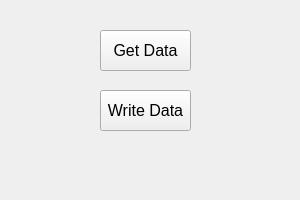
The window that widget.ui (knordine11/steveExample) describes before a commit, drawn with Qt 5.
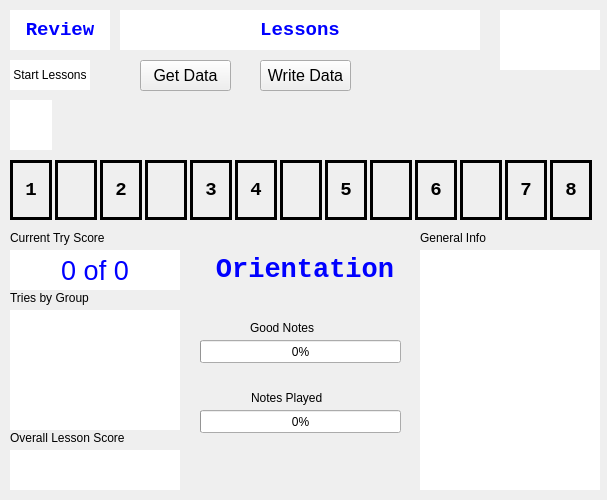
The same window after the commit.

```diff
--- a/widget.ui
+++ b/widget.ui
@@ -6,8 +6,8 @@
    <rect>
     <x>0</x>
     <y>0</y>
-    <width>300</width>
-    <height>200</height>
+    <width>607</width>
+    <height>500</height>
    </rect>
   </property>
   <property name="windowTitle">
@@ -16,10 +16,10 @@
   <widget class="QPushButton" name="btnInput">
    <property name="geometry">
     <rect>
-     <x>100</x>
-     <y>30</y>
+     <x>140</x>
+     <y>60</y>
      <width>91</width>
-     <height>41</height>
+     <height>31</height>
     </rect>
    </property>
    <property name="font">
@@ -34,10 +34,10 @@
   <widget class="QPushButton" name="btnOutput">
    <property name="geometry">
     <rect>
-     <x>100</x>
-     <y>90</y>
+     <x>260</x>
+     <y>60</y>
      <width>91</width>
-     <height>41</height>
+     <height>31</height>
     </rect>
    </property>
    <property name="font">
@@ -49,6 +49,683 @@
     <string>Write Data</string>
    </property>
   </widget>
+  <widget class="QLabel" name="lb_tuner">
+   <property name="geometry">
+    <rect>
+     <x>500</x>
+     <y>10</y>
+     <width>100</width>
+     <height>60</height>
+    </rect>
+   </property>
+   <property name="styleSheet">
+    <string notr="true">background:white;</string>
+   </property>
+   <property name="text">
+    <string/>
+   </property>
+   <property name="alignment">
+    <set>Qt::AlignmentFlag::AlignCenter</set>
+   </property>
+  </widget>
+  <widget class="QPushButton" name="btnStart">
+   <property name="geometry">
+    <rect>
+     <x>10</x>
+     <y>60</y>
+     <width>80</width>
+     <height>30</height>
+    </rect>
+   </property>
+   <property name="styleSheet">
+    <string notr="true">border: raised;
+border-width:2px;
+background:white;</string>
+   </property>
+   <property name="text">
+    <string>Start Lessons</string>
+   </property>
+  </widget>
+  <widget class="QLabel" name="lb_title">
+   <property name="geometry">
+    <rect>
+     <x>120</x>
+     <y>10</y>
+     <width>360</width>
+     <height>40</height>
+    </rect>
+   </property>
+   <property name="font">
+    <font>
+     <family>Courier New</family>
+     <pointsize>14</pointsize>
+     <bold>true</bold>
+    </font>
+   </property>
+   <property name="styleSheet">
+    <string notr="true">background:white;
+color: blue;</string>
+   </property>
+   <property name="text">
+    <string>Lessons</string>
+   </property>
+   <property name="alignment">
+    <set>Qt::AlignmentFlag::AlignCenter</set>
+   </property>
+  </widget>
+  <widget class="QLabel" name="lb_review">
+   <property name="geometry">
+    <rect>
+     <x>10</x>
+     <y>10</y>
+     <width>100</width>
+     <height>40</height>
+    </rect>
+   </property>
+   <property name="font">
+    <font>
+     <family>Courier New</family>
+     <pointsize>14</pointsize>
+     <bold>true</bold>
+    </font>
+   </property>
+   <property name="styleSheet">
+    <string notr="true">background:white;
+color: blue;</string>
+   </property>
+   <property name="text">
+    <string>Review</string>
+   </property>
+   <property name="alignment">
+    <set>Qt::AlignmentFlag::AlignCenter</set>
+   </property>
+  </widget>
+  <widget class="QLabel" name="note8">
+   <property name="geometry">
+    <rect>
+     <x>550</x>
+     <y>160</y>
+     <width>42</width>
+     <height>60</height>
+    </rect>
+   </property>
+   <property name="font">
+    <font>
+     <family>Courier New</family>
+     <pointsize>14</pointsize>
+     <bold>true</bold>
+    </font>
+   </property>
+   <property name="styleSheet">
+    <string notr="true">Border-Style: solid;
+Border-width: 3px;
+background: &quot;white&quot;;</string>
+   </property>
+   <property name="text">
+    <string>8</string>
+   </property>
+   <property name="alignment">
+    <set>Qt::AlignmentFlag::AlignCenter</set>
+   </property>
+  </widget>
+  <widget class="QLabel" name="note4s">
+   <property name="geometry">
+    <rect>
+     <x>280</x>
+     <y>160</y>
+     <width>42</width>
+     <height>60</height>
+    </rect>
+   </property>
+   <property name="font">
+    <font>
+     <family>Courier New</family>
+     <pointsize>14</pointsize>
+     <bold>true</bold>
+    </font>
+   </property>
+   <property name="styleSheet">
+    <string notr="true">Border-Style: solid;
+Border-width: 3px;
+background: &quot;white&quot;;</string>
+   </property>
+   <property name="text">
+    <string/>
+   </property>
+   <property name="alignment">
+    <set>Qt::AlignmentFlag::AlignCenter</set>
+   </property>
+  </widget>
+  <widget class="QLabel" name="note2s">
+   <property name="geometry">
+    <rect>
+     <x>145</x>
+     <y>160</y>
+     <width>42</width>
+     <height>60</height>
+    </rect>
+   </property>
+   <property name="font">
+    <font>
+     <family>Courier New</family>
+     <pointsize>14</pointsize>
+     <bold>true</bold>
+    </font>
+   </property>
+   <property name="styleSheet">
+    <string notr="true">Border-Style: solid;
+Border-width: 3px;
+background: &quot;white&quot;;</string>
+   </property>
+   <property name="text">
+    <string/>
+   </property>
+   <property name="alignment">
+    <set>Qt::AlignmentFlag::AlignCenter</set>
+   </property>
+  </widget>
+  <widget class="QLabel" name="note2">
+   <property name="geometry">
+    <rect>
+     <x>100</x>
+     <y>160</y>
+     <width>42</width>
+     <height>60</height>
+    </rect>
+   </property>
+   <property name="font">
+    <font>
+     <family>Courier New</family>
+     <pointsize>14</pointsize>
+     <bold>true</bold>
+    </font>
+   </property>
+   <property name="styleSheet">
+    <string notr="true">Border-Style: solid;
+Border-width: 3px;
+background: &quot;white&quot;;</string>
+   </property>
+   <property name="text">
+    <string>2</string>
+   </property>
+   <property name="alignment">
+    <set>Qt::AlignmentFlag::AlignCenter</set>
+   </property>
+  </widget>
+  <widget class="QLabel" name="note1s">
+   <property name="geometry">
+    <rect>
+     <x>55</x>
+     <y>160</y>
+     <width>42</width>
+     <height>60</height>
+    </rect>
+   </property>
+   <property name="font">
+    <font>
+     <family>Courier New</family>
+     <pointsize>14</pointsize>
+     <bold>true</bold>
+    </font>
+   </property>
+   <property name="styleSheet">
+    <string notr="true">Border-Style: solid;
+Border-width: 3px;
+background: &quot;white&quot;;</string>
+   </property>
+   <property name="text">
+    <string/>
+   </property>
+   <property name="alignment">
+    <set>Qt::AlignmentFlag::AlignCenter</set>
+   </property>
+  </widget>
+  <widget class="QLabel" name="note6s">
+   <property name="geometry">
+    <rect>
+     <x>460</x>
+     <y>160</y>
+     <width>42</width>
+     <height>60</height>
+    </rect>
+   </property>
+   <property name="font">
+    <font>
+     <family>Courier New</family>
+     <pointsize>14</pointsize>
+     <bold>true</bold>
+    </font>
+   </property>
+   <property name="styleSheet">
+    <string notr="true">Border-Style: solid;
+Border-width: 3px;
+background: &quot;white&quot;;</string>
+   </property>
+   <property name="text">
+    <string/>
+   </property>
+   <property name="alignment">
+    <set>Qt::AlignmentFlag::AlignCenter</set>
+   </property>
+  </widget>
+  <widget class="QLabel" name="note3">
+   <property name="geometry">
+    <rect>
+     <x>190</x>
+     <y>160</y>
+     <width>42</width>
+     <height>60</height>
+    </rect>
+   </property>
+   <property name="font">
+    <font>
+     <family>Courier New</family>
+     <pointsize>14</pointsize>
+     <bold>true</bold>
+    </font>
+   </property>
+   <property name="styleSheet">
+    <string notr="true">Border-Style: solid;
+Border-width: 3px;
+background: &quot;white&quot;;</string>
+   </property>
+   <property name="text">
+    <string>3</string>
+   </property>
+   <property name="alignment">
+    <set>Qt::AlignmentFlag::AlignCenter</set>
+   </property>
+  </widget>
+  <widget class="QLabel" name="lb_arrow">
+   <property name="geometry">
+    <rect>
+     <x>10</x>
+     <y>100</y>
+     <width>42</width>
+     <height>50</height>
+    </rect>
+   </property>
+   <property name="styleSheet">
+    <string notr="true">background: white;</string>
+   </property>
+   <property name="text">
+    <string/>
+   </property>
+   <property name="alignment">
+    <set>Qt::AlignmentFlag::AlignCenter</set>
+   </property>
+  </widget>
+  <widget class="QLabel" name="note5">
+   <property name="geometry">
+    <rect>
+     <x>325</x>
+     <y>160</y>
+     <width>42</width>
+     <height>60</height>
+    </rect>
+   </property>
+   <property name="font">
+    <font>
+     <family>Courier New</family>
+     <pointsize>14</pointsize>
+     <bold>true</bold>
+    </font>
+   </property>
+   <property name="styleSheet">
+    <string notr="true">Border-Style: solid;
+Border-width: 3px;
+background: &quot;white&quot;;</string>
+   </property>
+   <property name="text">
+    <string>5</string>
+   </property>
+   <property name="alignment">
+    <set>Qt::AlignmentFlag::AlignCenter</set>
+   </property>
+  </widget>
+  <widget class="QLabel" name="note5s">
+   <property name="geometry">
+    <rect>
+     <x>370</x>
+     <y>160</y>
+     <width>42</width>
+     <height>60</height>
+    </rect>
+   </property>
+   <property name="font">
+    <font>
+     <family>Courier New</family>
+     <pointsize>14</pointsize>
+     <bold>true</bold>
+    </font>
+   </property>
+   <property name="styleSheet">
+    <string notr="true">Border-Style: solid;
+Border-width: 3px;
+background: &quot;white&quot;;</string>
+   </property>
+   <property name="text">
+    <string/>
+   </property>
+   <property name="alignment">
+    <set>Qt::AlignmentFlag::AlignCenter</set>
+   </property>
+  </widget>
+  <widget class="QLabel" name="note4">
+   <property name="geometry">
+    <rect>
+     <x>235</x>
+     <y>160</y>
+     <width>42</width>
+     <height>60</height>
+    </rect>
+   </property>
+   <property name="font">
+    <font>
+     <family>Courier New</family>
+     <pointsize>14</pointsize>
+     <bold>true</bold>
+    </font>
+   </property>
+   <property name="styleSheet">
+    <string notr="true">Border-Style: solid;
+Border-width: 3px;
+background: &quot;white&quot;;</string>
+   </property>
+   <property name="text">
+    <string>4</string>
+   </property>
+   <property name="alignment">
+    <set>Qt::AlignmentFlag::AlignCenter</set>
+   </property>
+  </widget>
+  <widget class="QLabel" name="note6">
+   <property name="geometry">
+    <rect>
+     <x>415</x>
+     <y>160</y>
+     <width>42</width>
+     <height>60</height>
+    </rect>
+   </property>
+   <property name="font">
+    <font>
+     <family>Courier New</family>
+     <pointsize>14</pointsize>
+     <bold>true</bold>
+    </font>
+   </property>
+   <property name="styleSheet">
+    <string notr="true">Border-Style: solid;
+Border-width: 3px;
+background: &quot;white&quot;;</string>
+   </property>
+   <property name="text">
+    <string>6</string>
+   </property>
+   <property name="alignment">
+    <set>Qt::AlignmentFlag::AlignCenter</set>
+   </property>
+  </widget>
+  <widget class="QLabel" name="note1">
+   <property name="geometry">
+    <rect>
+     <x>10</x>
+     <y>160</y>
+     <width>42</width>
+     <height>60</height>
+    </rect>
+   </property>
+   <property name="font">
+    <font>
+     <family>Courier New</family>
+     <pointsize>14</pointsize>
+     <bold>true</bold>
+    </font>
+   </property>
+   <property name="styleSheet">
+    <string notr="true">Border-Style: solid;
+Border-width: 3px;
+background: &quot;white&quot;;</string>
+   </property>
+   <property name="text">
+    <string>1</string>
+   </property>
+   <property name="alignment">
+    <set>Qt::AlignmentFlag::AlignCenter</set>
+   </property>
+  </widget>
+  <widget class="QLabel" name="note7">
+   <property name="geometry">
+    <rect>
+     <x>505</x>
+     <y>160</y>
+     <width>42</width>
+     <height>60</height>
+    </rect>
+   </property>
+   <property name="font">
+    <font>
+     <family>Courier New</family>
+     <pointsize>14</pointsize>
+     <bold>true</bold>
+    </font>
+   </property>
+   <property name="styleSheet">
+    <string notr="true">Border-Style: solid;
+Border-width: 3px;
+background: &quot;white&quot;;</string>
+   </property>
+   <property name="text">
+    <string>7</string>
+   </property>
+   <property name="alignment">
+    <set>Qt::AlignmentFlag::AlignCenter</set>
+   </property>
+  </widget>
+  <widget class="QLabel" name="label_3">
+   <property name="geometry">
+    <rect>
+     <x>10</x>
+     <y>290</y>
+     <width>150</width>
+     <height>16</height>
+    </rect>
+   </property>
+   <property name="text">
+    <string>Tries by Group</string>
+   </property>
+  </widget>
+  <widget class="QLabel" name="label_5">
+   <property name="geometry">
+    <rect>
+     <x>420</x>
+     <y>230</y>
+     <width>150</width>
+     <height>16</height>
+    </rect>
+   </property>
+   <property name="text">
+    <string>General Info</string>
+   </property>
+  </widget>
+  <widget class="QLabel" name="lb_curr_activity">
+   <property name="geometry">
+    <rect>
+     <x>200</x>
+     <y>250</y>
+     <width>210</width>
+     <height>40</height>
+    </rect>
+   </property>
+   <property name="font">
+    <font>
+     <family>Courier New</family>
+     <pointsize>20</pointsize>
+     <bold>true</bold>
+    </font>
+   </property>
+   <property name="styleSheet">
+    <string notr="true">color: blue;</string>
+   </property>
+   <property name="text">
+    <string>Orientation</string>
+   </property>
+   <property name="alignment">
+    <set>Qt::AlignmentFlag::AlignCenter</set>
+   </property>
+  </widget>
+  <widget class="QLabel" name="lb_score">
+   <property name="geometry">
+    <rect>
+     <x>10</x>
+     <y>250</y>
+     <width>170</width>
+     <height>40</height>
+    </rect>
+   </property>
+   <property name="font">
+    <font>
+     <pointsize>20</pointsize>
+    </font>
+   </property>
+   <property name="styleSheet">
+    <string notr="true">background: white;
+color: blue;</string>
+   </property>
+   <property name="text">
+    <string>0 of 0</string>
+   </property>
+   <property name="alignment">
+    <set>Qt::AlignmentFlag::AlignCenter</set>
+   </property>
+  </widget>
+  <widget class="QProgressBar" name="progressBar_2">
+   <property name="geometry">
+    <rect>
+     <x>200</x>
+     <y>410</y>
+     <width>201</width>
+     <height>23</height>
+    </rect>
+   </property>
+   <property name="value">
+    <number>0</number>
+   </property>
+  </widget>
+  <widget class="QLabel" name="label">
+   <property name="geometry">
+    <rect>
+     <x>10</x>
+     <y>310</y>
+     <width>170</width>
+     <height>120</height>
+    </rect>
+   </property>
+   <property name="styleSheet">
+    <string notr="true">background: white;</string>
+   </property>
+   <property name="text">
+    <string/>
+   </property>
+  </widget>
+  <widget class="QLabel" name="label_2">
+   <property name="geometry">
+    <rect>
+     <x>10</x>
+     <y>230</y>
+     <width>150</width>
+     <height>16</height>
+    </rect>
+   </property>
+   <property name="text">
+    <string>Current Try Score</string>
+   </property>
+  </widget>
+  <widget class="QLabel" name="label_6">
+   <property name="geometry">
+    <rect>
+     <x>250</x>
+     <y>320</y>
+     <width>150</width>
+     <height>16</height>
+    </rect>
+   </property>
+   <property name="text">
+    <string>Good Notes</string>
+   </property>
+  </widget>
+  <widget class="QProgressBar" name="progressBar">
+   <property name="geometry">
+    <rect>
+     <x>200</x>
+     <y>340</y>
+     <width>201</width>
+     <height>23</height>
+    </rect>
+   </property>
+   <property name="value">
+    <number>0</number>
+   </property>
+  </widget>
+  <widget class="QLabel" name="label_7">
+   <property name="geometry">
+    <rect>
+     <x>251</x>
+     <y>390</y>
+     <width>150</width>
+     <height>16</height>
+    </rect>
+   </property>
+   <property name="text">
+    <string>Notes Played</string>
+   </property>
+  </widget>
+  <widget class="QLabel" name="lb_info">
+   <property name="geometry">
+    <rect>
+     <x>420</x>
+     <y>250</y>
+     <width>180</width>
+     <height>240</height>
+    </rect>
+   </property>
+   <property name="styleSheet">
+    <string notr="true">background: white;</string>
+   </property>
+   <property name="text">
+    <string/>
+   </property>
+  </widget>
+  <widget class="QLabel" name="label_4">
+   <property name="geometry">
+    <rect>
+     <x>10</x>
+     <y>430</y>
+     <width>150</width>
+     <height>16</height>
+    </rect>
+   </property>
+   <property name="text">
+    <string>Overall Lesson Score</string>
+   </property>
+  </widget>
+  <widget class="QLabel" name="lb_score_2">
+   <property name="geometry">
+    <rect>
+     <x>10</x>
+     <y>450</y>
+     <width>170</width>
+     <height>40</height>
+    </rect>
+   </property>
+   <property name="styleSheet">
+    <string notr="true">background: white;</string>
+   </property>
+   <property name="text">
+    <string/>
+   </property>
+  </widget>
  </widget>
  <resources/>
  <connections/>
```
